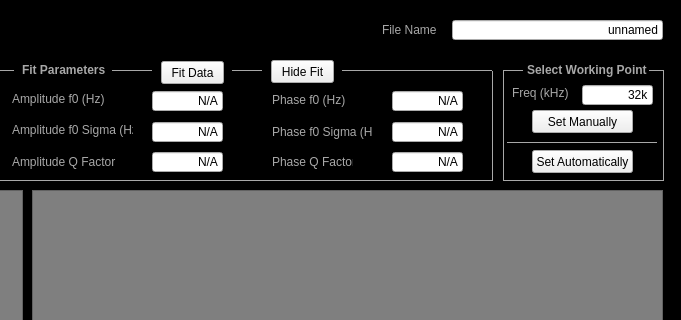
The window that Scanner GUI/TFCharacterizer/TFCharacterizer.ui (afylab/nanoSQUID-Scanning-Software) describes before a commit, drawn with Qt 5; both pictures show x 618 to 1299 and y 0 to 320 of the 1299 by 659 pixel window.
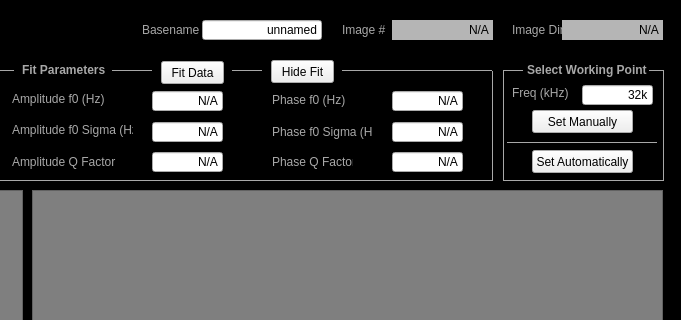
The same window after the commit.

Diff of the .ui file:
```diff
--- a/Scanner GUI/TFCharacterizer/TFCharacterizer.ui
+++ b/Scanner GUI/TFCharacterizer/TFCharacterizer.ui
@@ -1019,9 +1019,9 @@
    <widget class="QLineEdit" name="lineEdit_fileName">
     <property name="geometry">
      <rect>
-      <x>1070</x>
+      <x>820</x>
       <y>20</y>
-      <width>211</width>
+      <width>120</width>
       <height>20</height>
      </rect>
     </property>
@@ -1035,7 +1035,7 @@
    <widget class="QLabel" name="label_fileName">
     <property name="geometry">
      <rect>
-      <x>1000</x>
+      <x>760</x>
       <y>20</y>
       <width>91</width>
       <height>20</height>
@@ -1047,7 +1047,7 @@
 }</string>
     </property>
     <property name="text">
-     <string>File Name</string>
+     <string>Basename</string>
     </property>
    </widget>
    <widget class="QLineEdit" name="lineEdit_PhaseQFactor">
@@ -1473,6 +1473,98 @@
      <enum>Qt::Horizontal</enum>
     </property>
    </widget>
+   <widget class="QLineEdit" name="lineEdit_ImageNum">
+    <property name="geometry">
+     <rect>
+      <x>1010</x>
+      <y>20</y>
+      <width>101</width>
+      <height>20</height>
+     </rect>
+    </property>
+    <property name="toolTip">
+     <string>Updates when scan starts</string>
+    </property>
+    <property name="styleSheet">
+     <string notr="true">#lineEdit_ImageNum{
+background: rgb(181, 181, 181);
+border: grey;
+}</string>
+    </property>
+    <property name="text">
+     <string>N/A</string>
+    </property>
+    <property name="alignment">
+     <set>Qt::AlignRight|Qt::AlignTrailing|Qt::AlignVCenter</set>
+    </property>
+    <property name="readOnly">
+     <bool>true</bool>
+    </property>
+   </widget>
+   <widget class="QLabel" name="label_ImageNum">
+    <property name="geometry">
+     <rect>
+      <x>960</x>
+      <y>20</y>
+      <width>51</width>
+      <height>20</height>
+     </rect>
+    </property>
+    <property name="styleSheet">
+     <string notr="true">#label_ImageNum{
+color: rgb(168, 168, 168)
+}</string>
+    </property>
+    <property name="text">
+     <string>Image #</string>
+    </property>
+   </widget>
+   <widget class="QLineEdit" name="lineEdit_ImageDir">
+    <property name="geometry">
+     <rect>
+      <x>1180</x>
+      <y>20</y>
+      <width>101</width>
+      <height>20</height>
+     </rect>
+    </property>
+    <property name="toolTip">
+     <string>Updates when scan starts</string>
+    </property>
+    <property name="styleSheet">
+     <string notr="true">#lineEdit_ImageDir{
+background: rgb(181, 181, 181);
+border: grey;
+}</string>
+    </property>
+    <property name="text">
+     <string>N/A</string>
+    </property>
+    <property name="alignment">
+     <set>Qt::AlignRight|Qt::AlignTrailing|Qt::AlignVCenter</set>
+    </property>
+    <property name="readOnly">
+     <bool>true</bool>
+    </property>
+   </widget>
+   <widget class="QLabel" name="label_ImageDir">
+    <property name="geometry">
+     <rect>
+      <x>1130</x>
+      <y>20</y>
+      <width>51</width>
+      <height>20</height>
+     </rect>
+    </property>
+    <property name="styleSheet">
+     <string notr="true">#label_ImageDir{
+color: rgb(168, 168, 168)
+}</string>
+    </property>
+    <property name="text">
+     <string>Image Dir</string>
+    </property>
+   </widget>
   </widget>
  </widget>
  <tabstops>
```
